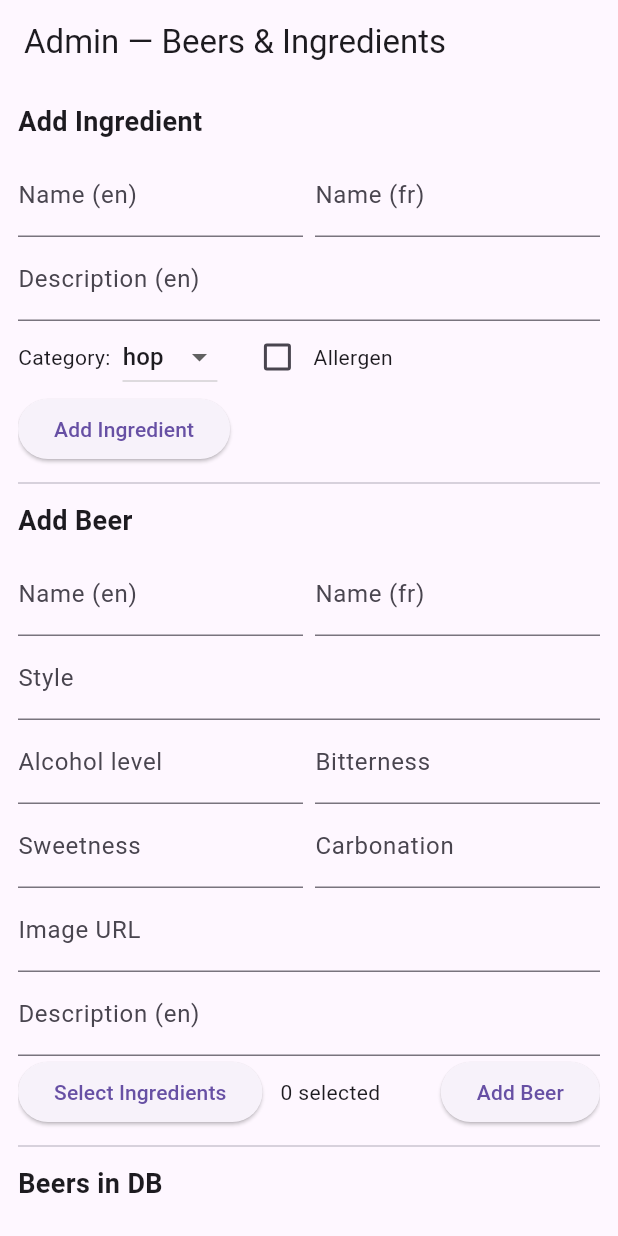
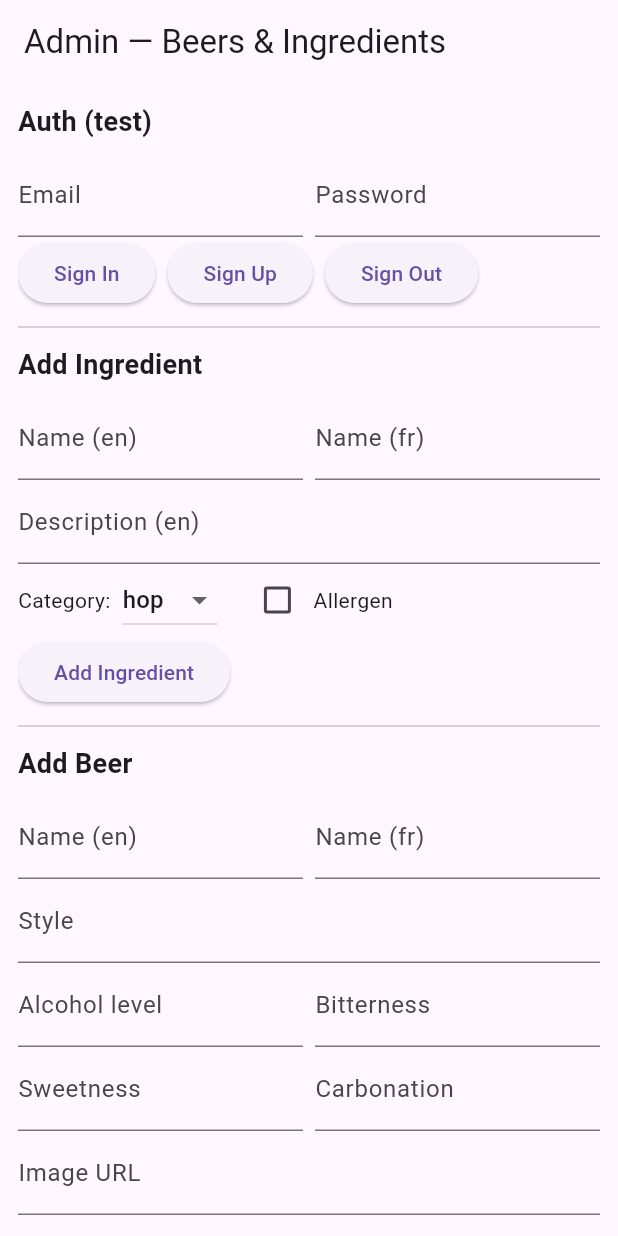
Before and after one commit to Isma693/F25-icola, a Flutter app: the screen it shows after launch, on a phone screen of 412 x 824 dp. Run offline on Flutter 3.47's test engine with Material 3 defaults, Android fonts, the phone set to English and light mode, and no system bars; our stand-ins replace cloud_firestore, firebase_auth, firebase_core; accounts and stored records are empty.

Commit message:
Ajout du service d'authentification Firebase avec des tests unitaires

```diff
--- a/brewmatch/lib/main.dart
+++ b/brewmatch/lib/main.dart
@@ -5,14 +5,14 @@ import 'firebase_options.dart';
 import 'package:cloud_firestore/cloud_firestore.dart';
 
 import 'core/models/ingredient.dart';
-import 'core/models/beer.dart';
+// ...existing code... (beer model import removed - unused in this debug runner)
 import 'core/services/localized_text.dart';
+import 'core/services/auth_service.dart';
+import 'package:firebase_auth/firebase_auth.dart';
 
 void main() async {
   WidgetsFlutterBinding.ensureInitialized();
-  await Firebase.initializeApp(
-    options: DefaultFirebaseOptions.currentPlatform,
-  );
+  await Firebase.initializeApp(options: DefaultFirebaseOptions.currentPlatform);
   runApp(const MyApp());
 }
 
@@ -21,10 +21,7 @@ class MyApp extends StatelessWidget {
 
   @override
   Widget build(BuildContext context) {
-    return MaterialApp(
-      title: 'BrewMatch Admin',
-      home: const DebugHome(),
-    );
+    return MaterialApp(title: 'BrewMatch Admin', home: const DebugHome());
   }
 }
 
@@ -37,6 +34,10 @@ class DebugHome extends StatefulWidget {
 
 class _DebugHomeState extends State<DebugHome> {
   final List<String> _logs = [];
+
+  // Auth test controllers
+  final _authEmail = TextEditingController();
+  final _authPassword = TextEditingController();
 
   // Ingredient form controllers
   final _ingNameEn = TextEditingController();
@@ -60,25 +61,60 @@ class _DebugHomeState extends State<DebugHome> {
   String? _selectedBeerId;
   Map<String, dynamic>? _selectedBeerData;
 
+  @override
+  void initState() {
+    super.initState();
+    // Listen to auth state changes for quick feedback
+    FirebaseAuth.instance.authStateChanges().listen((user) {
+      _log('Auth state changed: ${user?.uid ?? 'signed out'}');
+    });
+  }
+
   void _log(String message) {
     setState(() {
       _logs.insert(0, '${DateTime.now().toIso8601String()}  $message');
     });
   }
 
+  Future<void> _trySignIn() async {
+    try {
+      final email = _authEmail.text;
+      final pass = _authPassword.text;
+      final cred = await AuthService.instance.signIn(email, pass);
+      _log('Signed in: ${cred.user?.email} (uid: ${cred.user?.uid})');
+    } catch (e) {
+      _log('SignIn error: $e');
+    }
+  }
+
+  Future<void> _trySignUp() async {
+    try {
+      final email = _authEmail.text;
+      final pass = _authPassword.text;
+      final cred = await AuthService.instance.signUp(email, pass);
+      _log('Signed up: ${cred.user?.email} (uid: ${cred.user?.uid})');
+    } catch (e) {
+      _log('SignUp error: $e');
+    }
+  }
+
+  Future<void> _trySignOut() async {
+    try {
+      await AuthService.instance.signOut();
+      _log('Signed out');
+    } catch (e) {
+      _log('SignOut error: $e');
+    }
+  }
+
   Future<void> _addIngredient() async {
     try {
       final firestore = FirebaseFirestore.instance;
       final data = {
-        'name': {
-          'en': _ingNameEn.text,
-          'fr': _ingNameFr.text,
-        },
+        'name': {'en': _ingNameEn.text, 'fr': _ingNameFr.text},
         'category': _ingCategory.value,
         'isAllergen': _ingAllergen,
-        'description': {
-          'en': _ingDescEn.text,
-        },
+        'description': {'en': _ingDescEn.text},
       };
       final ref = await firestore.collection('ingredients').add(data);
       _log('Ingredient added: ${ref.path}');
@@ -102,7 +138,9 @@ class _DebugHomeState extends State<DebugHome> {
     final docs = snapshot.docs;
     final Map<String, bool> selected = {};
     for (final doc in docs) {
-      selected[doc.id] = _selectedIngredients.any((r) => r.path == doc.reference.path);
+      selected[doc.id] = _selectedIngredients.any(
+        (r) => r.path == doc.reference.path,
+      );
     }
 
     await showDialog<void>(
@@ -116,23 +154,38 @@ class _DebugHomeState extends State<DebugHome> {
               shrinkWrap: true,
               children: docs.map((doc) {
                 final nameMap = LocalizedText.parse(doc.data()['name']);
-                final label = nameMap['en'] ?? nameMap.values.firstWhere((_) => true, orElse: () => doc.id);
+                final label =
+                    nameMap['en'] ??
+                    nameMap.values.firstWhere(
+                      (_) => true,
+                      orElse: () => doc.id,
+                    );
                 return CheckboxListTile(
                   value: selected[doc.id] ?? false,
                   title: Text(label),
-                  onChanged: (v) => setState(() => selected[doc.id] = v ?? false),
+                  onChanged: (v) =>
+                      setState(() => selected[doc.id] = v ?? false),
                 );
               }).toList(),
             ),
           ),
           actions: [
-            TextButton(onPressed: () => Navigator.of(context).pop(), child: const Text('Cancel')),
+            TextButton(
+              onPressed: () => Navigator.of(context).pop(),
+              child: const Text('Cancel'),
+            ),
             ElevatedButton(
               onPressed: () {
-                _selectedIngredients = docs.where((d) => selected[d.id] == true).map((d) => d.reference.withConverter<Map<String, dynamic>>(
-                  fromFirestore: (snap, _) => snap.data() ?? <String, dynamic>{},
+                _selectedIngredients = docs
+                    .where((d) => selected[d.id] == true)
+                    .map(
+                      (d) => d.reference.withConverter<Map<String, dynamic>>(
+                        fromFirestore: (snap, _) =>
+                            snap.data() ?? <String, dynamic>{},
                         toFirestore: (value, _) => value,
-                )).toList();
+                      ),
+                    )
+                    .toList();
                 Navigator.of(context).pop();
                 setState(() {});
               },
@@ -153,18 +206,13 @@ class _DebugHomeState extends State<DebugHome> {
       final carbonation = double.tryParse(_beerCarbonation.text) ?? 0.0;
 
       final data = {
-        'name': {
-          'en': _beerNameEn.text,
-          'fr': _beerNameFr.text,
-        },
+        'name': {'en': _beerNameEn.text, 'fr': _beerNameFr.text},
         'style': _beerStyle.text,
         'alcoholLevel': alcohol,
         'bitternessLevel': bitterness,
         'sweetnessLevel': sweetness,
         'carbonationLevel': carbonation,
-        'description': {
-          'en': _beerDescEn.text,
-        },
+        'description': {'en': _beerDescEn.text},
         'ingredients': _selectedIngredients.map((r) => r).toList(),
         'imageUrl': _beerImage.text.isEmpty ? null : _beerImage.text,
         'onTap': false,
@@ -206,6 +254,8 @@ class _DebugHomeState extends State<DebugHome> {
 
   @override
   void dispose() {
+    _authEmail.dispose();
+    _authPassword.dispose();
     _ingNameEn.dispose();
     _ingNameFr.dispose();
     _ingDescEn.dispose();
@@ -231,66 +281,221 @@ class _DebugHomeState extends State<DebugHome> {
           child: Column(
             crossAxisAlignment: CrossAxisAlignment.start,
             children: [
-              const Text('Add Ingredient', style: TextStyle(fontSize: 18, fontWeight: FontWeight.bold)),
+              const Text(
+                'Auth (test)',
+                style: TextStyle(fontSize: 18, fontWeight: FontWeight.bold),
+              ),
               const SizedBox(height: 8),
-              Row(children: [
-                Expanded(child: TextField(controller: _ingNameEn, decoration: const InputDecoration(labelText: 'Name (en)'))),
+              Row(
+                children: [
+                  Expanded(
+                    child: TextField(
+                      controller: _authEmail,
+                      decoration: const InputDecoration(labelText: 'Email'),
+                    ),
+                  ),
                   const SizedBox(width: 8),
-                Expanded(child: TextField(controller: _ingNameFr, decoration: const InputDecoration(labelText: 'Name (fr)'))),
-              ]),
-              TextField(controller: _ingDescEn, decoration: const InputDecoration(labelText: 'Description (en)')),
-              Row(children: [
+                  Expanded(
+                    child: TextField(
+                      controller: _authPassword,
+                      decoration: const InputDecoration(labelText: 'Password'),
+                      obscureText: true,
+                    ),
+                  ),
+                ],
+              ),
+              Row(
+                children: [
+                  ElevatedButton(
+                    onPressed: _trySignIn,
+                    child: const Text('Sign In'),
+                  ),
+                  const SizedBox(width: 8),
+                  ElevatedButton(
+                    onPressed: _trySignUp,
+                    child: const Text('Sign Up'),
+                  ),
+                  const SizedBox(width: 8),
+                  ElevatedButton(
+                    onPressed: _trySignOut,
+                    child: const Text('Sign Out'),
+                  ),
+                ],
+              ),
+              const Divider(height: 24),
+              const Text(
+                'Add Ingredient',
+                style: TextStyle(fontSize: 18, fontWeight: FontWeight.bold),
+              ),
+              const SizedBox(height: 8),
+              Row(
+                children: [
+                  Expanded(
+                    child: TextField(
+                      controller: _ingNameEn,
+                      decoration: const InputDecoration(labelText: 'Name (en)'),
+                    ),
+                  ),
+                  const SizedBox(width: 8),
+                  Expanded(
+                    child: TextField(
+                      controller: _ingNameFr,
+                      decoration: const InputDecoration(labelText: 'Name (fr)'),
+                    ),
+                  ),
+                ],
+              ),
+              TextField(
+                controller: _ingDescEn,
+                decoration: const InputDecoration(
+                  labelText: 'Description (en)',
+                ),
+              ),
+              Row(
+                children: [
                   const Text('Category:'),
                   const SizedBox(width: 8),
                   DropdownButton<IngredientCategory>(
                     value: _ingCategory,
-                  onChanged: (v) => setState(() => _ingCategory = v ?? IngredientCategory.hop),
-                  items: IngredientCategory.values.map((c) => DropdownMenuItem(value: c, child: Text(c.value))).toList(),
+                    onChanged: (v) => setState(
+                      () => _ingCategory = v ?? IngredientCategory.hop,
+                    ),
+                    items: IngredientCategory.values
+                        .map(
+                          (c) =>
+                              DropdownMenuItem(value: c, child: Text(c.value)),
+                        )
+                        .toList(),
                   ),
                   const SizedBox(width: 16),
-                Checkbox(value: _ingAllergen, onChanged: (v) => setState(() => _ingAllergen = v ?? false)),
-                const Text('Allergen')
-              ]),
-              Row(children: [
-                ElevatedButton(onPressed: _addIngredient, child: const Text('Add Ingredient')),
-              ]),
+                  Checkbox(
+                    value: _ingAllergen,
+                    onChanged: (v) => setState(() => _ingAllergen = v ?? false),
+                  ),
+                  const Text('Allergen'),
+                ],
+              ),
+              Row(
+                children: [
+                  ElevatedButton(
+                    onPressed: _addIngredient,
+                    child: const Text('Add Ingredient'),
+                  ),
+                ],
+              ),
               const Divider(height: 24),
 
-              const Text('Add Beer', style: TextStyle(fontSize: 18, fontWeight: FontWeight.bold)),
+              const Text(
+                'Add Beer',
+                style: TextStyle(fontSize: 18, fontWeight: FontWeight.bold),
+              ),
               const SizedBox(height: 8),
-              Row(children: [
-                Expanded(child: TextField(controller: _beerNameEn, decoration: const InputDecoration(labelText: 'Name (en)'))),
+              Row(
+                children: [
+                  Expanded(
+                    child: TextField(
+                      controller: _beerNameEn,
+                      decoration: const InputDecoration(labelText: 'Name (en)'),
+                    ),
+                  ),
                   const SizedBox(width: 8),
-                Expanded(child: TextField(controller: _beerNameFr, decoration: const InputDecoration(labelText: 'Name (fr)'))),
-              ]),
-              TextField(controller: _beerStyle, decoration: const InputDecoration(labelText: 'Style')),
-              Row(children: [
-                Expanded(child: TextField(controller: _beerAlcohol, decoration: const InputDecoration(labelText: 'Alcohol level'), keyboardType: TextInputType.number)),
+                  Expanded(
+                    child: TextField(
+                      controller: _beerNameFr,
+                      decoration: const InputDecoration(labelText: 'Name (fr)'),
+                    ),
+                  ),
+                ],
+              ),
+              TextField(
+                controller: _beerStyle,
+                decoration: const InputDecoration(labelText: 'Style'),
+              ),
+              Row(
+                children: [
+                  Expanded(
+                    child: TextField(
+                      controller: _beerAlcohol,
+                      decoration: const InputDecoration(
+                        labelText: 'Alcohol level',
+                      ),
+                      keyboardType: TextInputType.number,
+                    ),
+                  ),
                   const SizedBox(width: 8),
-                Expanded(child: TextField(controller: _beerBitterness, decoration: const InputDecoration(labelText: 'Bitterness'), keyboardType: TextInputType.number)),
-              ]),
-              Row(children: [
-                Expanded(child: TextField(controller: _beerSweetness, decoration: const InputDecoration(labelText: 'Sweetness'), keyboardType: TextInputType.number)),
+                  Expanded(
+                    child: TextField(
+                      controller: _beerBitterness,
+                      decoration: const InputDecoration(
+                        labelText: 'Bitterness',
+                      ),
+                      keyboardType: TextInputType.number,
+                    ),
+                  ),
+                ],
+              ),
+              Row(
+                children: [
+                  Expanded(
+                    child: TextField(
+                      controller: _beerSweetness,
+                      decoration: const InputDecoration(labelText: 'Sweetness'),
+                      keyboardType: TextInputType.number,
+                    ),
+                  ),
                   const SizedBox(width: 8),
-                Expanded(child: TextField(controller: _beerCarbonation, decoration: const InputDecoration(labelText: 'Carbonation'), keyboardType: TextInputType.number)),
-              ]),
-              TextField(controller: _beerImage, decoration: const InputDecoration(labelText: 'Image URL')),
-              TextField(controller: _beerDescEn, decoration: const InputDecoration(labelText: 'Description (en)')),
-              Row(children: [
-                ElevatedButton(onPressed: _pickIngredientsDialog, child: const Text('Select Ingredients')),
+                  Expanded(
+                    child: TextField(
+                      controller: _beerCarbonation,
+                      decoration: const InputDecoration(
+                        labelText: 'Carbonation',
+                      ),
+                      keyboardType: TextInputType.number,
+                    ),
+                  ),
+                ],
+              ),
+              TextField(
+                controller: _beerImage,
+                decoration: const InputDecoration(labelText: 'Image URL'),
+              ),
+              TextField(
+                controller: _beerDescEn,
+                decoration: const InputDecoration(
+                  labelText: 'Description (en)',
+                ),
+              ),
+              Row(
+                children: [
+                  ElevatedButton(
+                    onPressed: _pickIngredientsDialog,
+                    child: const Text('Select Ingredients'),
+                  ),
                   const SizedBox(width: 12),
-                Expanded(child: Text('${_selectedIngredients.length} selected')),
+                  Expanded(
+                    child: Text('${_selectedIngredients.length} selected'),
+                  ),
                   const SizedBox(width: 12),
-                ElevatedButton(onPressed: _addBeer, child: const Text('Add Beer')),
-              ]),
+                  ElevatedButton(
+                    onPressed: _addBeer,
+                    child: const Text('Add Beer'),
+                  ),
+                ],
+              ),
               const Divider(height: 24),
 
-              const Text('Beers in DB', style: TextStyle(fontSize: 18, fontWeight: FontWeight.bold)),
+              const Text(
+                'Beers in DB',
+                style: TextStyle(fontSize: 18, fontWeight: FontWeight.bold),
+              ),
               const SizedBox(height: 8),
               StreamBuilder<QuerySnapshot<Map<String, dynamic>>>(
-                stream: FirebaseFirestore.instance.collection('beers').snapshots(),
+                stream: FirebaseFirestore.instance
+                    .collection('beers')
+                    .snapshots(),
                 builder: (context, snapshot) {
-                  if (!snapshot.hasData) return const CircularProgressIndicator();
+                  if (!snapshot.hasData)
+                    return const CircularProgressIndicator();
                   final docs = snapshot.data!.docs;
                   return DropdownButton<String>(
                     value: _selectedBeerId,
@@ -298,7 +503,12 @@ class _DebugHomeState extends State<DebugHome> {
                     isExpanded: true,
                     items: docs.map((d) {
                       final nameMap = LocalizedText.parse(d.data()['name']);
-                      final label = nameMap['en'] ?? nameMap.values.firstWhere((_) => true, orElse: () => d.id);
+                      final label =
+                          nameMap['en'] ??
+                          nameMap.values.firstWhere(
+                            (_) => true,
+                            orElse: () => d.id,
+                          );
                       return DropdownMenuItem(value: d.id, child: Text(label));
                     }).toList(),
                     onChanged: (v) => _selectBeer(v),
@@ -308,14 +518,25 @@ class _DebugHomeState extends State<DebugHome> {
 
               const SizedBox(height: 12),
               if (_selectedBeerData != null) ...[
-                const Text('Selected beer', style: TextStyle(fontWeight: FontWeight.bold)),
+                const Text(
+                  'Selected beer',
+                  style: TextStyle(fontWeight: FontWeight.bold),
+                ),
                 const SizedBox(height: 8),
-                Text('Name: ${LocalizedText.resolveBest(LocalizedText.parse(_selectedBeerData!['name']), 'en')}'),
+                Text(
+                  'Name: ${LocalizedText.resolveBest(LocalizedText.parse(_selectedBeerData!['name']), 'en')}',
+                ),
                 Text('Style: ${_selectedBeerData!['style'] ?? ''}'),
                 Text('Alcohol: ${_selectedBeerData!['alcoholLevel'] ?? ''}'),
-                Text('Bitterness: ${_selectedBeerData!['bitternessLevel'] ?? ''}'),
-                Text('Sweetness: ${_selectedBeerData!['sweetnessLevel'] ?? ''}'),
-                Text('Carbonation: ${_selectedBeerData!['carbonationLevel'] ?? ''}'),
+                Text(
+                  'Bitterness: ${_selectedBeerData!['bitternessLevel'] ?? ''}',
+                ),
+                Text(
+                  'Sweetness: ${_selectedBeerData!['sweetnessLevel'] ?? ''}',
+                ),
+                Text(
+                  'Carbonation: ${_selectedBeerData!['carbonationLevel'] ?? ''}',
+                ),
               ],
 
               const Divider(height: 24),
@@ -323,9 +544,15 @@ class _DebugHomeState extends State<DebugHome> {
               const SizedBox(height: 8),
               Container(
                 height: 200,
-                decoration: BoxDecoration(border: Border.all(color: Colors.grey.shade300), borderRadius: BorderRadius.circular(6)),
+                decoration: BoxDecoration(
+                  border: Border.all(color: Colors.grey.shade300),
+                  borderRadius: BorderRadius.circular(6),
+                ),
                 padding: const EdgeInsets.all(8),
-                child: ListView.builder(itemCount: _logs.length, itemBuilder: (context, index) => Text(_logs[index])),
+                child: ListView.builder(
+                  itemCount: _logs.length,
+                  itemBuilder: (context, index) => Text(_logs[index]),
+                ),
               ),
             ],
           ),
--- a/brewmatch/pubspec.yaml
+++ b/brewmatch/pubspec.yaml
@@ -42,6 +42,7 @@ dependencies:
 dev_dependencies:
   flutter_test:
     sdk: flutter
+  firebase_auth_mocks: ^0.13.0
 
   # The "flutter_lints" package below contains a set of recommended lints to
   # encourage good coding practices. The lint set provided by the package is
```
Also changed, not shown: brewmatch/lib/core/services/auth_service.dart (added, +141 -0 lines), brewmatch/pubspec.lock, 1 other file. Lines whose indentation alone changed are shown as unchanged.
